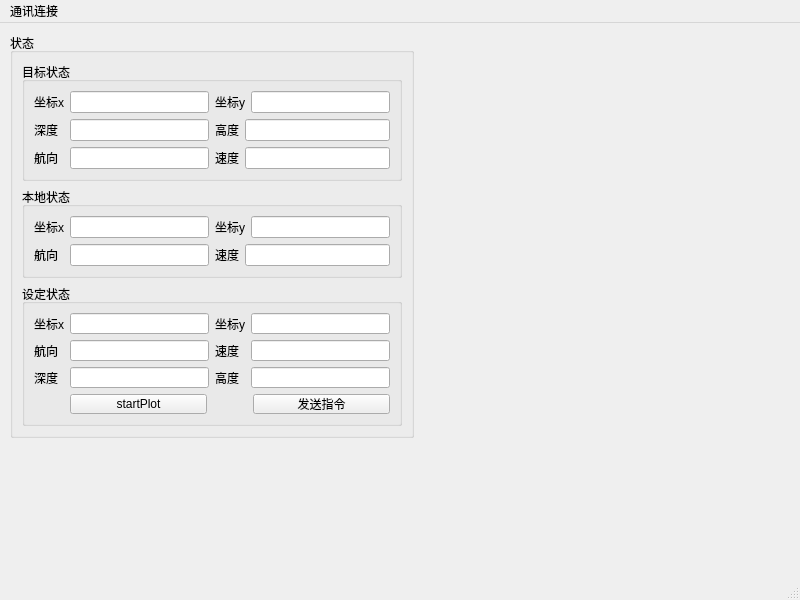
youdaous/TraceGUI, file mainwindow.ui: the form before one commit.
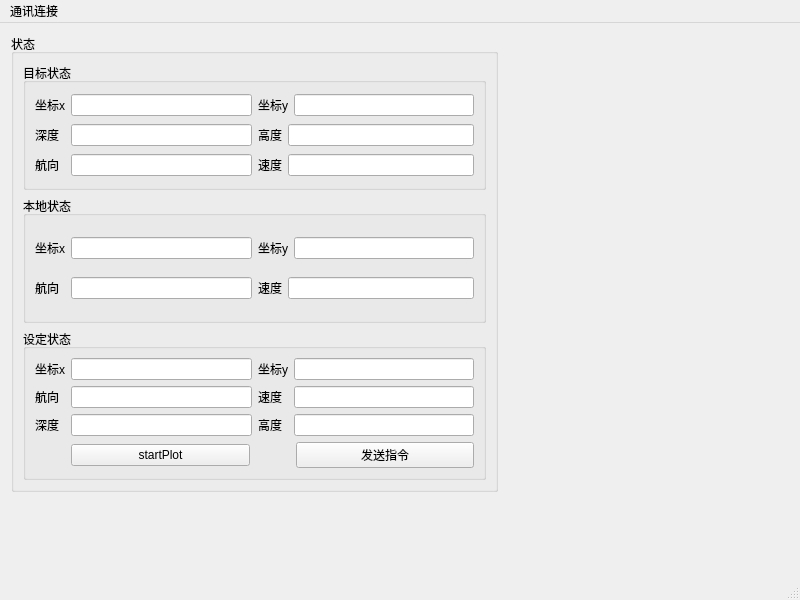
The form after the commit.

```diff
--- a/mainwindow.ui
+++ b/mainwindow.ui
@@ -17,10 +17,10 @@
    <widget class="QGroupBox" name="groupBox_state">
     <property name="geometry">
      <rect>
-      <x>10</x>
-      <y>10</y>
-      <width>404</width>
-      <height>405</height>
+      <x>11</x>
+      <y>11</y>
+      <width>487</width>
+      <height>458</height>
      </rect>
     </property>
     <property name="title">
@@ -219,7 +219,7 @@
              <string>startPlot</string>
             </property>
             <property name="checkable">
-             <bool>false</bool>
+             <bool>true</bool>
             </property>
            </widget>
           </item>
```
Left out of the diff: 50 changed lines with no effect on the pictures.
